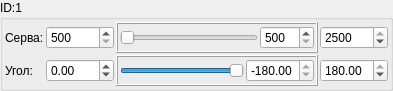
The window that servos_settings/servo_control.ui (AlexLexx706/RobotHand) describes before a commit, drawn with Qt 5.
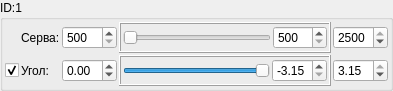
The same window after the commit.

What changed in the file:
```diff
--- a/servos_settings/servo_control.ui
+++ b/servos_settings/servo_control.ui
@@ -32,14 +32,72 @@
    <property name="spacing">
     <number>2</number>
    </property>
-   <item row="1" column="0">
-    <widget class="QLabel" name="label_2">
-     <property name="text">
-      <string>Угол:</string>
+   <item row="1" column="4">
+    <widget class="QFrame" name="frame_2">
+     <property name="frameShape">
+      <enum>QFrame::Box</enum>
      </property>
+     <property name="frameShadow">
+      <enum>QFrame::Raised</enum>
+     </property>
+     <layout class="QHBoxLayout" name="horizontalLayout_2">
+      <property name="spacing">
+       <number>2</number>
+      </property>
+      <property name="margin">
+       <number>2</number>
+      </property>
+      <item>
+       <widget class="QSlider" name="horizontalSlider_angle">
+        <property name="toolTip">
+         <string>&lt;html&gt;&lt;head/&gt;&lt;body&gt;&lt;p&gt;значение&lt;/p&gt;&lt;/body&gt;&lt;/html&gt;</string>
+        </property>
+        <property name="minimum">
+         <number>0</number>
+        </property>
+        <property name="maximum">
+         <number>360</number>
+        </property>
+        <property name="value">
+         <number>360</number>
+        </property>
+        <property name="orientation">
+         <enum>Qt::Horizontal</enum>
+        </property>
+        <property name="invertedAppearance">
+         <bool>false</bool>
+        </property>
+        <property name="invertedControls">
+         <bool>false</bool>
+        </property>
+        <property name="tickPosition">
+         <enum>QSlider::NoTicks</enum>
+        </property>
+       </widget>
+      </item>
+      <item>
+       <widget class="QDoubleSpinBox" name="doubleSpinBox_angle">
+        <property name="toolTip">
+         <string>&lt;html&gt;&lt;head/&gt;&lt;body&gt;&lt;p&gt;максимальный угол&lt;/p&gt;&lt;/body&gt;&lt;/html&gt;</string>
+        </property>
+        <property name="minimum">
+         <double>-3.150000000000000</double>
+        </property>
+        <property name="maximum">
+         <double>3.150000000000000</double>
+        </property>
+        <property name="singleStep">
+         <double>0.100000000000000</double>
+        </property>
+        <property name="value">
+         <double>-3.150000000000000</double>
+        </property>
+       </widget>
+      </item>
+     </layout>
     </widget>
    </item>
-   <item row="0" column="3">
+   <item row="0" column="4">
     <widget class="QFrame" name="frame">
      <property name="frameShape">
       <enum>QFrame::Box</enum>
@@ -95,7 +153,14 @@
      </layout>
     </widget>
    </item>
-   <item row="0" column="5">
+   <item row="1" column="1">
+    <widget class="QLabel" name="label_2">
+     <property name="text">
+      <string>Угол:</string>
+     </property>
+    </widget>
+   </item>
+   <item row="0" column="6">
     <widget class="QSpinBox" name="spinBox_max_value">
      <property name="toolTip">
       <string>&lt;html&gt;&lt;head/&gt;&lt;body&gt;&lt;p&gt;максимум&lt;/p&gt;&lt;/body&gt;&lt;/html&gt;</string>
@@ -111,7 +176,7 @@
      </property>
     </widget>
    </item>
-   <item row="0" column="2">
+   <item row="0" column="3">
     <widget class="QSpinBox" name="spinBox_min_value">
      <property name="toolTip">
       <string>&lt;html&gt;&lt;head/&gt;&lt;body&gt;&lt;p&gt;минимум&lt;/p&gt;&lt;/body&gt;&lt;/html&gt;</string>
@@ -124,102 +189,59 @@
      </property>
     </widget>
    </item>
-   <item row="0" column="0">
+   <item row="0" column="1">
     <widget class="QLabel" name="label">
      <property name="text">
       <string>Серва:</string>
      </property>
     </widget>
    </item>
-   <item row="1" column="2">
+   <item row="1" column="3">
     <widget class="QDoubleSpinBox" name="doubleSpinBox_min_angle">
      <property name="toolTip">
       <string>&lt;html&gt;&lt;head/&gt;&lt;body&gt;&lt;p&gt;манимальный угол&lt;/p&gt;&lt;/body&gt;&lt;/html&gt;</string>
      </property>
      <property name="minimum">
-      <double>-180.000000000000000</double>
+      <double>-3.150000000000000</double>
      </property>
      <property name="maximum">
-      <double>180.000000000000000</double>
+      <double>3.150000000000000</double>
+     </property>
+     <property name="singleStep">
+      <double>0.100000000000000</double>
      </property>
     </widget>
    </item>
-   <item row="1" column="5">
+   <item row="1" column="6">
     <widget class="QDoubleSpinBox" name="doubleSpinBox_max_angle">
      <property name="toolTip">
       <string>&lt;html&gt;&lt;head/&gt;&lt;body&gt;&lt;p&gt;максимальный угол&lt;/p&gt;&lt;/body&gt;&lt;/html&gt;</string>
      </property>
      <property name="minimum">
-      <double>-180.000000000000000</double>
+      <double>-3.150000000000000</double>
      </property>
      <property name="maximum">
-      <double>180.000000000000000</double>
+      <double>3.150000000000000</double>
+     </property>
+     <property name="singleStep">
+      <double>0.100000000000000</double>
      </property>
      <property name="value">
-      <double>180.000000000000000</double>
+      <double>3.150000000000000</double>
      </property>
     </widget>
    </item>
-   <item row="1" column="3">
-    <widget class="QFrame" name="frame_2">
-     <property name="frameShape">
-      <enum>QFrame::Box</enum>
+   <item row="1" column="0">
+    <widget class="QCheckBox" name="checkBox_sinch">
+     <property name="toolTip">
+      <string>&lt;html&gt;&lt;head/&gt;&lt;body&gt;&lt;p&gt;Синхронизация&lt;/p&gt;&lt;/body&gt;&lt;/html&gt;</string>
      </property>
-     <property name="frameShadow">
-      <enum>QFrame::Raised</enum>
+     <property name="text">
+      <string/>
      </property>
-     <layout class="QHBoxLayout" name="horizontalLayout_2">
-      <property name="spacing">
-       <number>2</number>
-      </property>
-      <property name="margin">
-       <number>2</number>
-      </property>
-      <item>
-       <widget class="QSlider" name="horizontalSlider_angle">
-        <property name="toolTip">
-         <string>&lt;html&gt;&lt;head/&gt;&lt;body&gt;&lt;p&gt;значение&lt;/p&gt;&lt;/body&gt;&lt;/html&gt;</string>
-        </property>
-        <property name="minimum">
-         <number>0</number>
-        </property>
-        <property name="maximum">
-         <number>360</number>
-        </property>
-        <property name="value">
-         <number>360</number>
-        </property>
-        <property name="orientation">
-         <enum>Qt::Horizontal</enum>
-        </property>
-        <property name="invertedAppearance">
-         <bool>false</bool>
-        </property>
-        <property name="invertedControls">
-         <bool>false</bool>
-        </property>
-        <property name="tickPosition">
-         <enum>QSlider::NoTicks</enum>
-        </property>
-       </widget>
-      </item>
-      <item>
-       <widget class="QDoubleSpinBox" name="doubleSpinBox_angle">
-        <property name="toolTip">
-         <string>&lt;html&gt;&lt;head/&gt;&lt;body&gt;&lt;p&gt;максимальный угол&lt;/p&gt;&lt;/body&gt;&lt;/html&gt;</string>
-        </property>
-        <property name="minimum">
-         <double>-180.000000000000000</double>
-        </property>
-        <property name="maximum">
-         <double>-180.000000000000000</double>
-        </property>
-        <property name="value">
-         <double>-180.000000000000000</double>
-        </property>
-       </widget>
-      </item>
-     </layout>
+     <property name="checked">
+      <bool>true</bool>
+     </property>
     </widget>
    </item>
   </layout>
```
Left out of the diff: 10 changed lines with no effect on the pictures.
